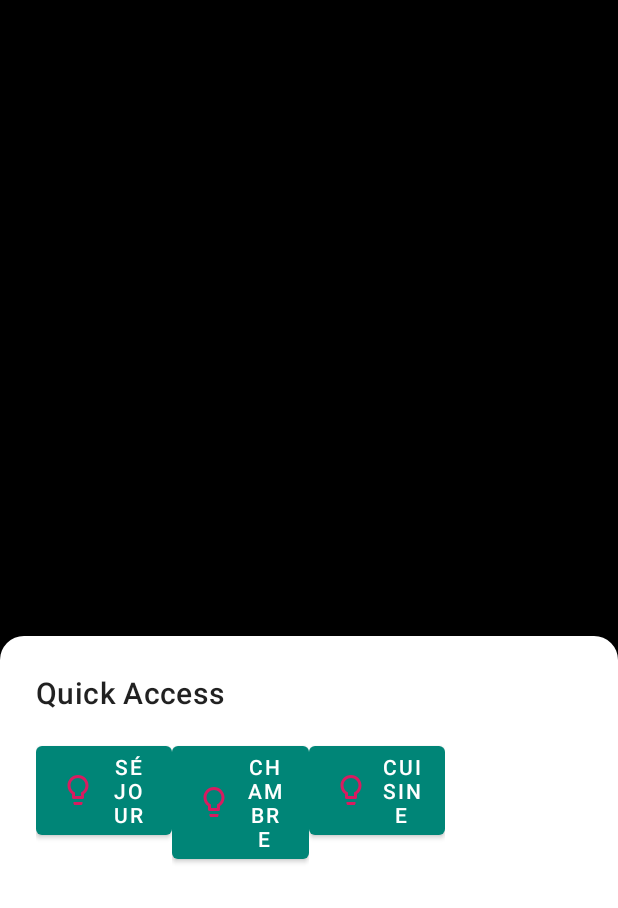
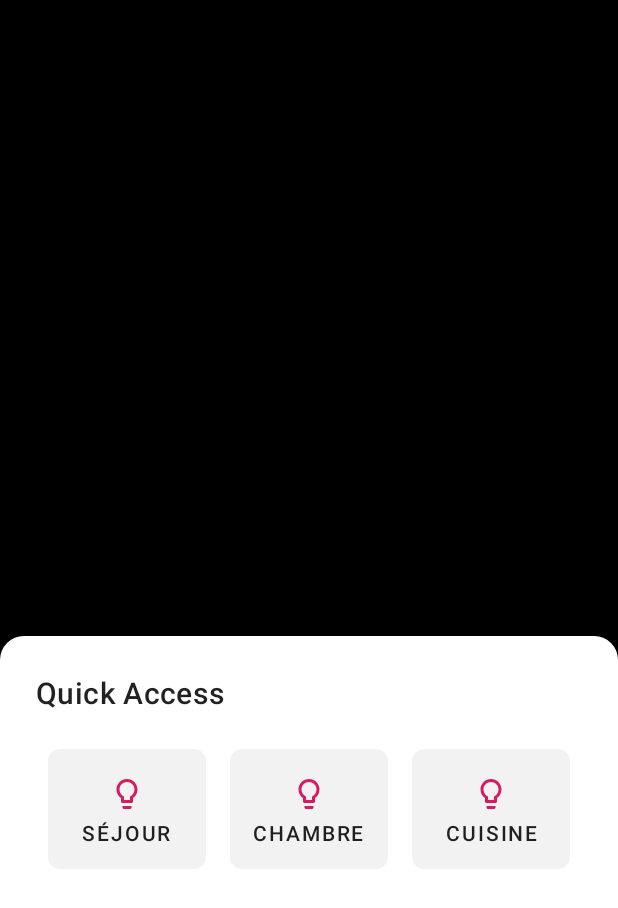
Before and after one commit to outadoc/home-slide-android, an Android app: the QuickAccessFragment screen opened directly, with no data from a screen before it, on a phone screen of 412 x 824 dp. Shown: the top 908 px of the screen. Run offline under Robolectric (Android 15) with nearby library versions, the phone set to English and light mode, and no system bars.

Commit message:
Improve list display

```diff
--- a/app/src/main/java/fr/outadoc/quickhass/QuickAccessFragment.kt
+++ b/app/src/main/java/fr/outadoc/quickhass/QuickAccessFragment.kt
@@ -19,7 +19,7 @@ class QuickAccessFragment private constructor() : Fragment() {
 
     companion object {
         fun newInstance() = QuickAccessFragment()
-        const val GRID_SPAN_COUNT = 4
+        const val GRID_SPAN_COUNT = 3
     }
 
     private lateinit var viewModel: QuickAccessViewModel
--- a/app/src/main/java/fr/outadoc/quickhass/ShortcutAdapter.kt
+++ b/app/src/main/java/fr/outadoc/quickhass/ShortcutAdapter.kt
@@ -3,8 +3,9 @@ package fr.outadoc.quickhass
 import android.view.LayoutInflater
 import android.view.View
 import android.view.ViewGroup
+import android.widget.ImageView
+import android.widget.TextView
 import androidx.recyclerview.widget.RecyclerView
-import com.google.android.material.button.MaterialButton
 import fr.outadoc.quickhass.model.Shortcut
 
 class ShortcutAdapter : RecyclerView.Adapter<ShortcutAdapter.ViewHolder>() {
@@ -20,12 +21,13 @@ class ShortcutAdapter : RecyclerView.Adapter<ShortcutAdapter.ViewHolder>() {
 
     override fun onBindViewHolder(holder: ViewHolder, position: Int) {
         val item = items[position]
-        with(holder.button) {
-            text = item.label
+        with(holder) {
+            label.text = item.label
         }
     }
 
     class ViewHolder(view: View) : RecyclerView.ViewHolder(view) {
-        val button: MaterialButton = view.findViewById(R.id.item_button)
+        val label: TextView = view.findViewById(R.id.tv_shortcut_label)
+        val icon: ImageView = view.findViewById(R.id.imageView_shortcut_icon)
     }
 }
--- /dev/null
+++ b/app/src/main/res/drawable/shortcut_item_background.xml
@@ -0,0 +1,10 @@
+<?xml version="1.0" encoding="utf-8"?>
+<shape xmlns:android="http://schemas.android.com/apk/res/android">
+    <corners android:radius="8dp" />
+    <solid android:color="#0D000000" />
+    <padding
+        android:bottom="8dp"
+        android:left="8dp"
+        android:right="8dp"
+        android:top="8dp" />
+</shape>
--- a/app/src/main/res/layout/fragment_quick_access.xml
+++ b/app/src/main/res/layout/fragment_quick_access.xml
@@ -26,7 +26,7 @@
                 android:layout_height="wrap_content"
                 android:layout_marginBottom="16dp"
                 android:text="@string/title_quick_access"
-                android:textAppearance="@style/TextAppearance.MaterialComponents.Headline6" />
+                android:textAppearance="?textAppearanceHeadline6" />
 
             <androidx.recyclerview.widget.RecyclerView
                 android:id="@+id/recyclerView_shortcuts"
--- a/app/src/main/res/layout/item_shortcut.xml
+++ b/app/src/main/res/layout/item_shortcut.xml
@@ -1,16 +1,31 @@
 <?xml version="1.0" encoding="utf-8"?>
 <LinearLayout xmlns:android="http://schemas.android.com/apk/res/android"
-    xmlns:app="http://schemas.android.com/apk/res-auto"
-    android:layout_width="wrap_content"
-    android:layout_height="wrap_content"
+    xmlns:tools="http://schemas.android.com/tools"
+    android:layout_width="match_parent"
+    android:layout_height="80dp"
+    android:layout_margin="8dp"
+    android:gravity="center"
+    android:clickable="true"
+    android:focusable="true"
+    android:foreground="?selectableItemBackgroundBorderless"
+    android:background="@drawable/shortcut_item_background"
     android:orientation="vertical">
 
-    <com.google.android.material.button.MaterialButton
-        android:id="@+id/item_button"
+    <ImageView
+        android:id="@+id/imageView_shortcut_icon"
         android:layout_width="wrap_content"
+        android:layout_height="32dp"
+        android:src="@drawable/ic_lightbulb"
+        android:layout_gravity="center_horizontal"
+        android:tint="@color/colorAccent"
+        tools:ignore="ContentDescription" />
+
+    <TextView
+        android:id="@+id/tv_shortcut_label"
+        android:layout_width="wrap_content"
+        android:layout_gravity="center_horizontal"
+        android:gravity="center_horizontal"
         android:layout_height="wrap_content"
-        android:text="Light"
-        app:icon="@drawable/ic_lightbulb"
-        app:iconTint="@color/colorAccent" />
+        android:textAppearance="?textAppearanceButton" />
 
 </LinearLayout>
```
